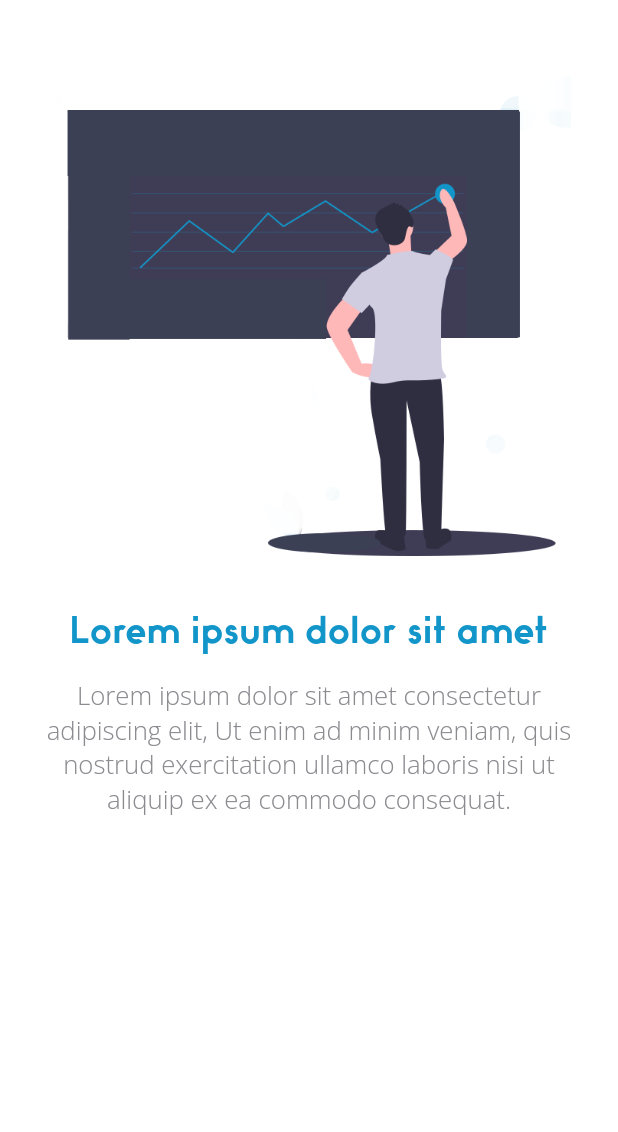
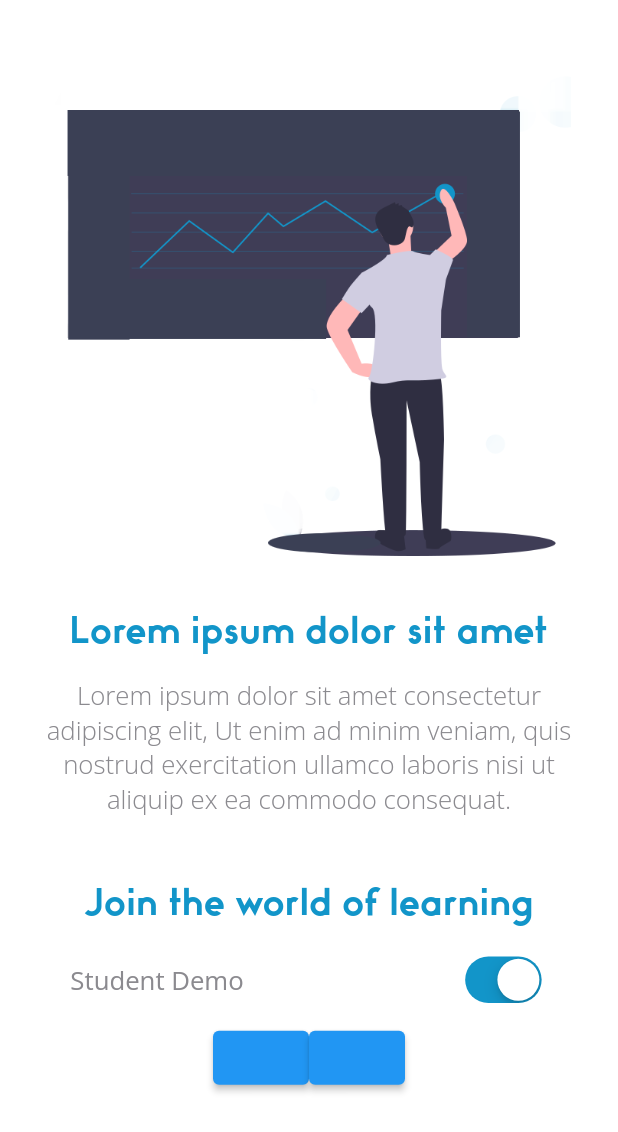
Before and after one commit to rahulrmsh/acharya-v1-flutter, a Flutter app: the screen it shows after launch, on a phone screen of 412 x 824 dp. Shown: the top 1132 px of the screen. Run offline on Flutter 3.47's test engine with Material 2 defaults, Android fonts, the phone set to English and light mode, and no system bars; our stand-ins replace flutter_screenutil, google_fonts.

Commit message:
image added

```diff
--- a/lib/views/Login/welcome.dart
+++ b/lib/views/Login/welcome.dart
@@ -1,7 +1,10 @@
 import 'package:acharya1/utilities/constants.dart';
+import 'package:flutter/cupertino.dart';
 import 'package:flutter/material.dart';
 import 'package:flutter_screenutil/flutter_screenutil.dart';
 import 'package:google_fonts/google_fonts.dart';
+
+bool _lights = true;
 
 class WelcomeScreen extends StatefulWidget {
   @override
@@ -59,6 +62,61 @@ class _WelcomeScreenState extends State<WelcomeScreen> {
                   ),
                 ),
               ),
+              Padding(
+                padding: EdgeInsets.only(top: height * 0.05),
+                child: Center(
+                  child: Text(
+                    "Join the world of learning",
+                    textAlign: TextAlign.center,
+                    style: TextStyle(
+                      color: homeBgColor,
+                      fontFamily: 'Bambino',
+                      letterSpacing: 0.5,
+                      fontSize: ScreenUtil().setSp(60),
+                      fontWeight: FontWeight.w400,
+                    ),
+                  ),
+                ),
+              ),
+              MergeSemantics(
+                child: ListTile(
+                  title: Text(
+                    'Student Demo',
+                    style: GoogleFonts.openSans(
+                      color: fadeTextColor,
+                      fontSize: ScreenUtil().setSp(45),
+                      fontWeight: FontWeight.w400,
+                    ),
+                    textAlign: TextAlign.left,
+                  ),
+                  trailing: CupertinoSwitch(
+                    activeColor: homeBgColor,
+                    value: _lights,
+                    onChanged: (bool value) {
+                      setState(() {
+                        _lights = value;
+                      });
+                    },
+                  ),
+                  onTap: () {
+                    setState(() {
+                      _lights = !_lights;
+                    });
+                  },
+                ),
+              ),
+              Wrap(
+                children: <Widget>[
+                  ElevatedButton(
+                    onPressed: () {},
+                    child: null,
+                  ),
+                  ElevatedButton(
+                    onPressed: () {},
+                    child: null,
+                  ),
+                ],
+              ),
             ],
           ),
         ),
```
